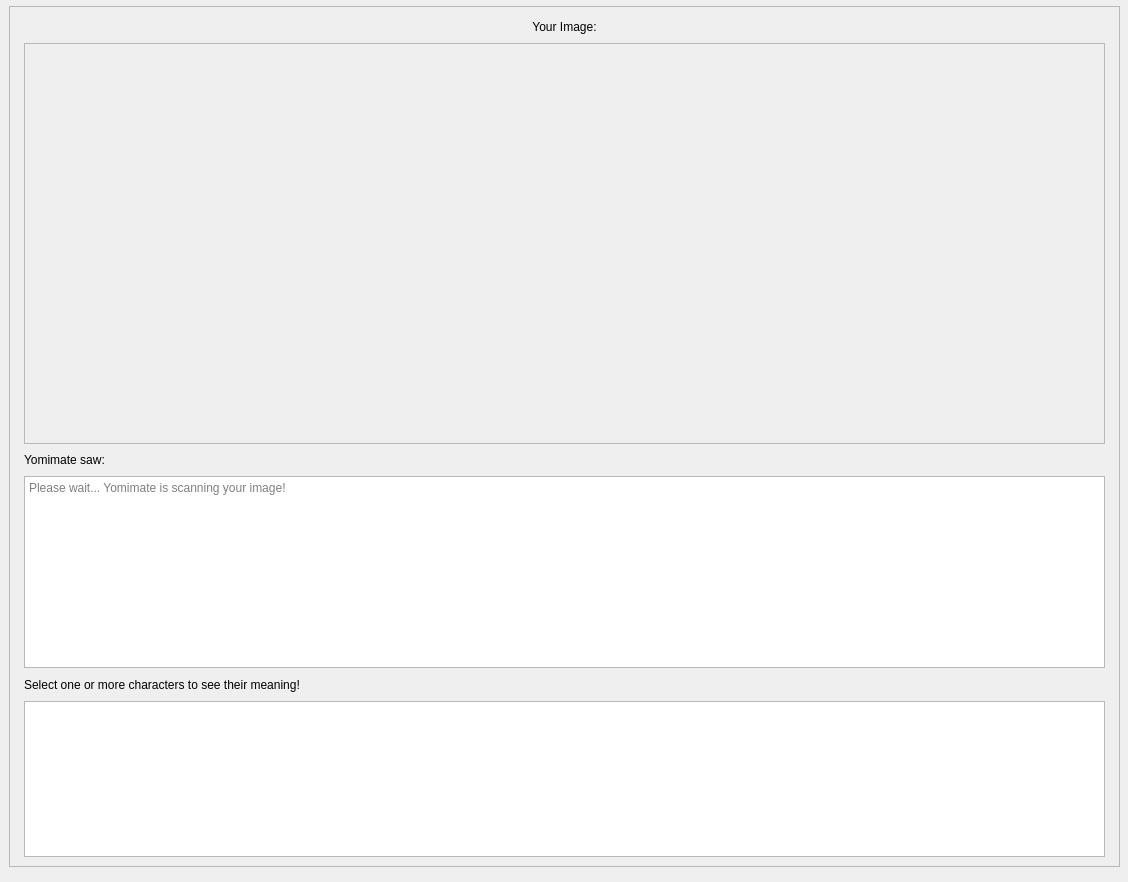
This is templates/ocr.ui in siepenmaru/yomimate as Qt 5 draws it before an edit. The edited form follows.
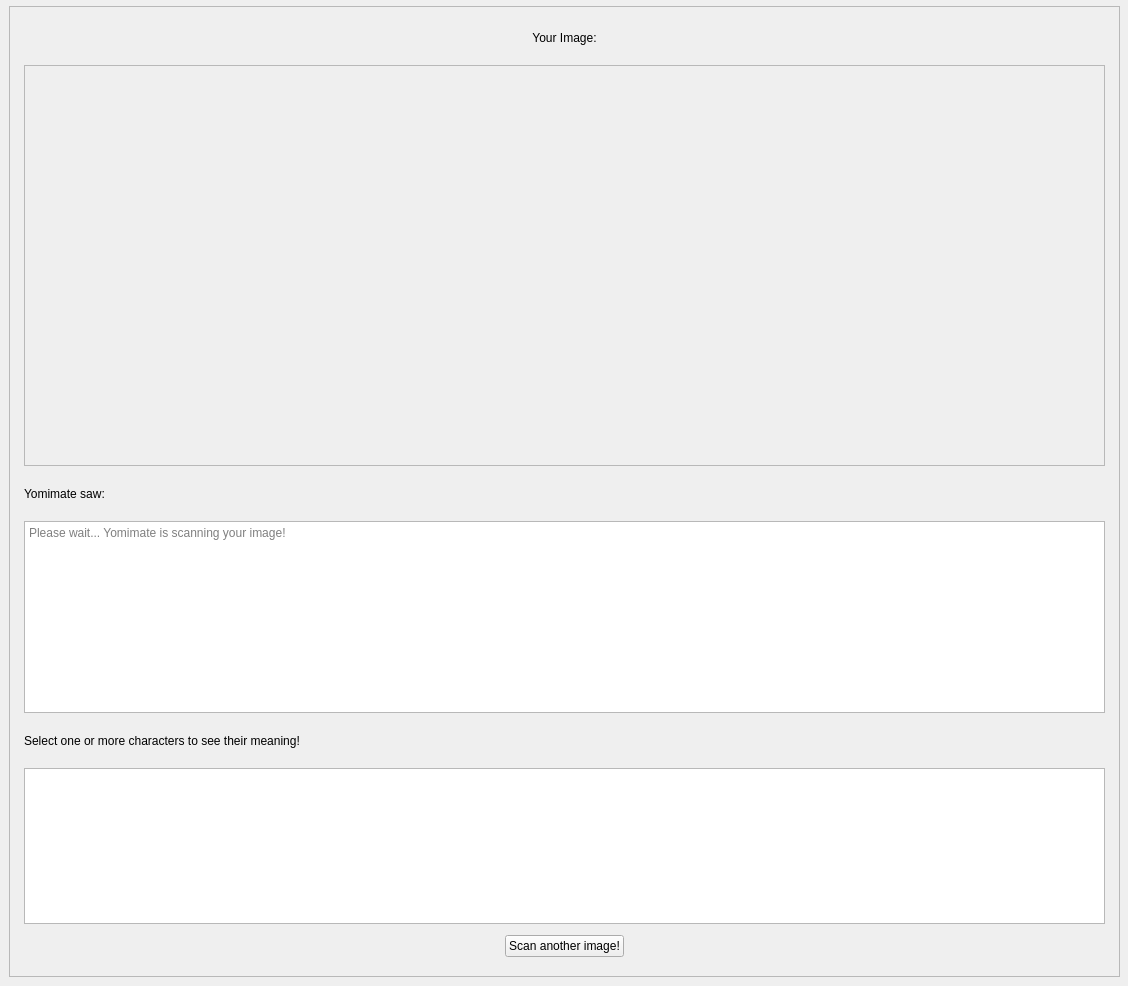
This is the edited form. Icons and pictures are not drawn.

Commit message: feat: add button to scan another image

The edit to the form file:
```diff
--- a/templates/ocr.ui
+++ b/templates/ocr.ui
@@ -7,7 +7,7 @@
     <x>0</x>
     <y>0</y>
     <width>1128</width>
-    <height>882</height>
+    <height>986</height>
    </rect>
   </property>
   <property name="windowTitle">
@@ -19,7 +19,7 @@
      <x>9</x>
      <y>6</y>
      <width>1111</width>
-     <height>861</height>
+     <height>971</height>
     </rect>
    </property>
    <property name="sizePolicy">
@@ -43,12 +43,34 @@
       <x>0</x>
       <y>0</y>
       <width>1107</width>
-      <height>857</height>
+      <height>967</height>
      </rect>
     </property>
     <layout class="QGridLayout" name="gridLayout">
+     <item row="5" column="0">
+      <widget class="QTextEdit" name="translation">
+       <property name="sizePolicy">
+        <sizepolicy hsizetype="Fixed" vsizetype="Fixed">
+         <horstretch>0</horstretch>
+         <verstretch>0</verstretch>
+        </sizepolicy>
+       </property>
+       <property name="maximumSize">
+        <size>
+         <width>1095</width>
+         <height>156</height>
+        </size>
+       </property>
+      </widget>
+     </item>
      <item row="0" column="0">
       <widget class="QLabel" name="imageInfoLabel">
+       <property name="sizePolicy">
+        <sizepolicy hsizetype="Preferred" vsizetype="Fixed">
+         <horstretch>0</horstretch>
+         <verstretch>0</verstretch>
+        </sizepolicy>
+       </property>
        <property name="maximumSize">
         <size>
          <width>16777215</width>
@@ -167,6 +189,12 @@
      </item>
      <item row="2" column="0">
       <widget class="QLabel" name="label">
+       <property name="sizePolicy">
+        <sizepolicy hsizetype="Preferred" vsizetype="Fixed">
+         <horstretch>0</horstretch>
+         <verstretch>0</verstretch>
+        </sizepolicy>
+       </property>
        <property name="maximumSize">
         <size>
          <width>16777215</width>
@@ -180,6 +208,12 @@
      </item>
      <item row="4" column="0">
       <widget class="QLabel" name="helpText">
+       <property name="sizePolicy">
+        <sizepolicy hsizetype="Preferred" vsizetype="Fixed">
+         <horstretch>0</horstretch>
+         <verstretch>0</verstretch>
+        </sizepolicy>
+       </property>
        <property name="maximumSize">
         <size>
          <width>16777215</width>
@@ -191,19 +225,16 @@
        </property>
       </widget>
      </item>
-     <item row="5" column="0">
-      <widget class="QTextEdit" name="translation">
+     <item row="6" column="0" alignment="Qt::AlignHCenter">
+      <widget class="QPushButton" name="pushButton">
        <property name="sizePolicy">
-        <sizepolicy hsizetype="Fixed" vsizetype="Fixed">
+        <sizepolicy hsizetype="Maximum" vsizetype="Fixed">
          <horstretch>0</horstretch>
          <verstretch>0</verstretch>
         </sizepolicy>
        </property>
-       <property name="maximumSize">
-        <size>
-         <width>1095</width>
-         <height>156</height>
-        </size>
+       <property name="text">
+        <string>Scan another image!</string>
        </property>
       </widget>
      </item>
```
